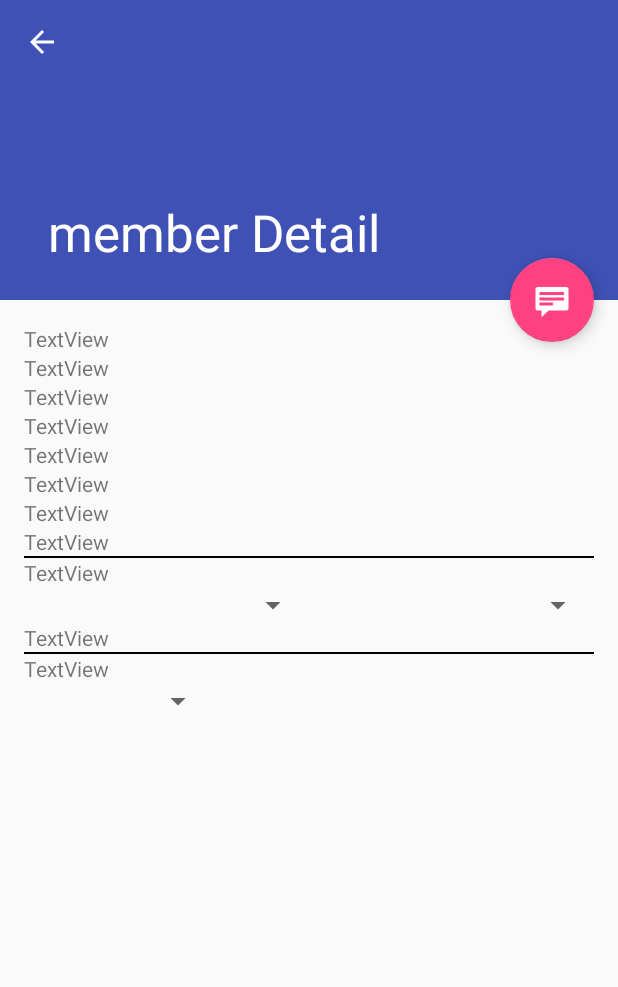
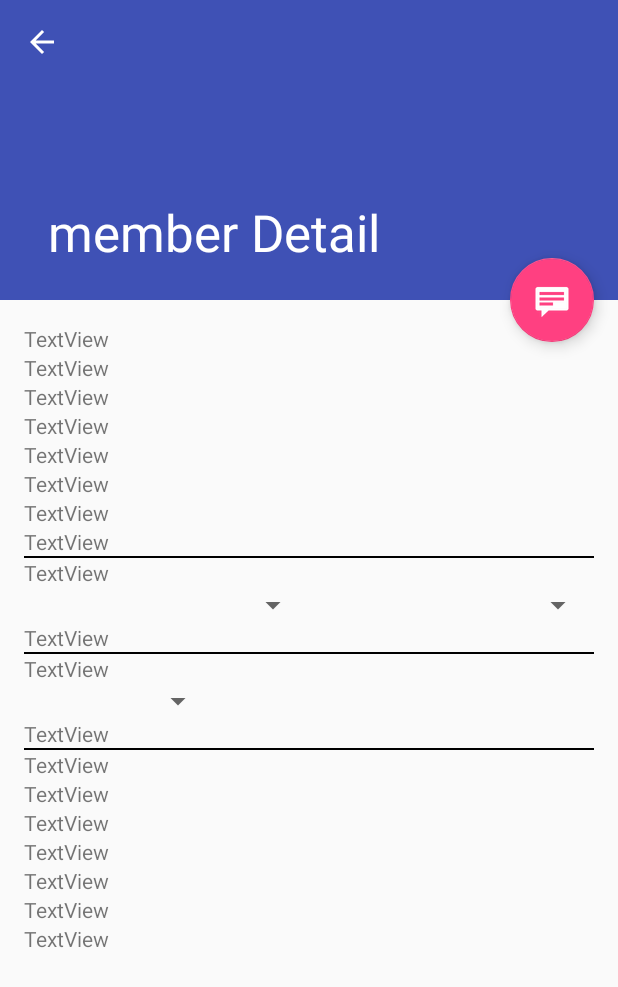
Before and after one commit to AI0497/Layouts, an Android app: the memberDetailFragment screen opened directly, with no data from a screen before it, on a phone screen of 412 x 824 dp. Shown: the top 987 px of the screen. Run offline under Robolectric (Android 15) with nearby library versions, the phone set to English and light mode, and no system bars; 1 statement that could not run was skipped.

Commit message:
member detail layout final design edit

```diff
--- a/app/src/main/res/layout/member_detail.xml
+++ b/app/src/main/res/layout/member_detail.xml
@@ -112,7 +112,7 @@
 
         <LinearLayout
             android:layout_width="match_parent"
-            android:layout_height="match_parent"
+            android:layout_height="wrap_content"
             android:orientation="horizontal">
 
             <Spinner
@@ -132,6 +132,59 @@
                 android:layout_weight="0.3" />
         </LinearLayout>
 
+        <TextView
+            android:id="@+id/textView13"
+            android:layout_width="match_parent"
+            android:layout_height="wrap_content"
+            android:text="TextView" />
+
+        <View
+            android:layout_width="match_parent"
+            android:layout_height="1dp"
+            android:background="@android:color/black" />
+
+        <TextView
+            android:id="@+id/textView14"
+            android:layout_width="match_parent"
+            android:layout_height="wrap_content"
+            android:text="TextView" />
+
+        <TextView
+            android:id="@+id/textView"
+            android:layout_width="match_parent"
+            android:layout_height="wrap_content"
+            android:text="TextView" />
+
+        <TextView
+            android:id="@+id/textView15"
+            android:layout_width="match_parent"
+            android:layout_height="wrap_content"
+            android:text="TextView" />
+
+        <TextView
+            android:id="@+id/textView16"
+            android:layout_width="match_parent"
+            android:layout_height="wrap_content"
+            android:text="TextView" />
+
+        <TextView
+            android:id="@+id/textView17"
+            android:layout_width="match_parent"
+            android:layout_height="wrap_content"
+            android:text="TextView" />
+
+        <TextView
+            android:id="@+id/textView18"
+            android:layout_width="match_parent"
+            android:layout_height="wrap_content"
+            android:text="TextView" />
+
+        <TextView
+            android:id="@+id/textView19"
+            android:layout_width="match_parent"
+            android:layout_height="wrap_content"
+            android:text="TextView" />
+
 
     </LinearLayout>
 </android.support.constraint.ConstraintLayout>
```
